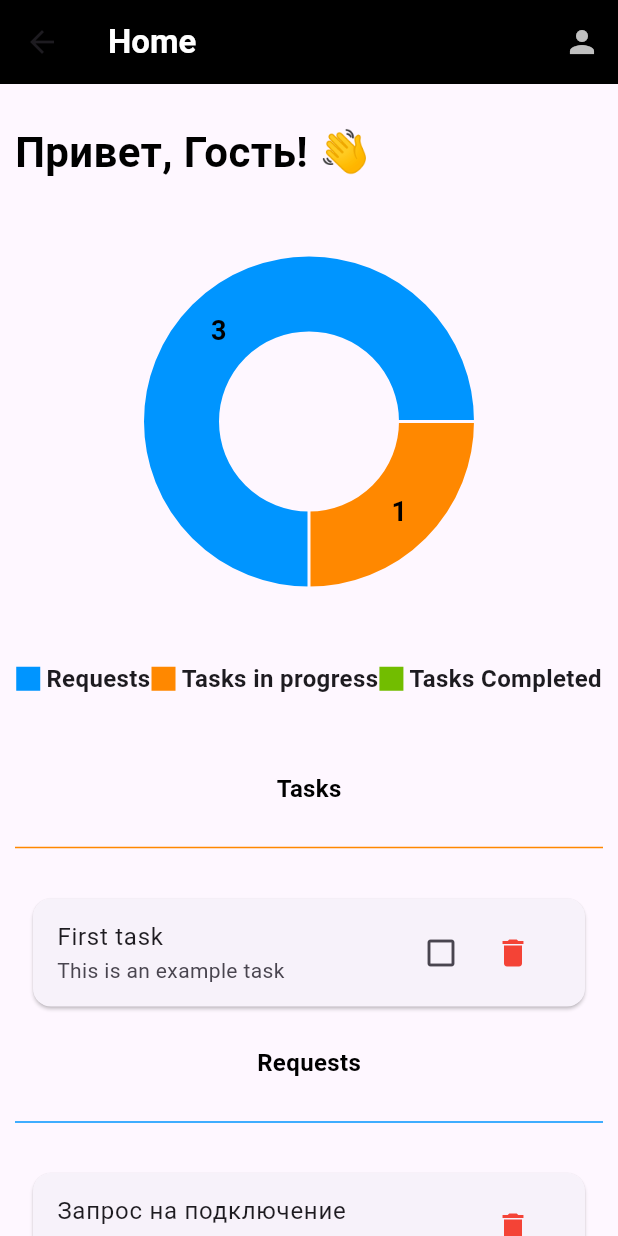
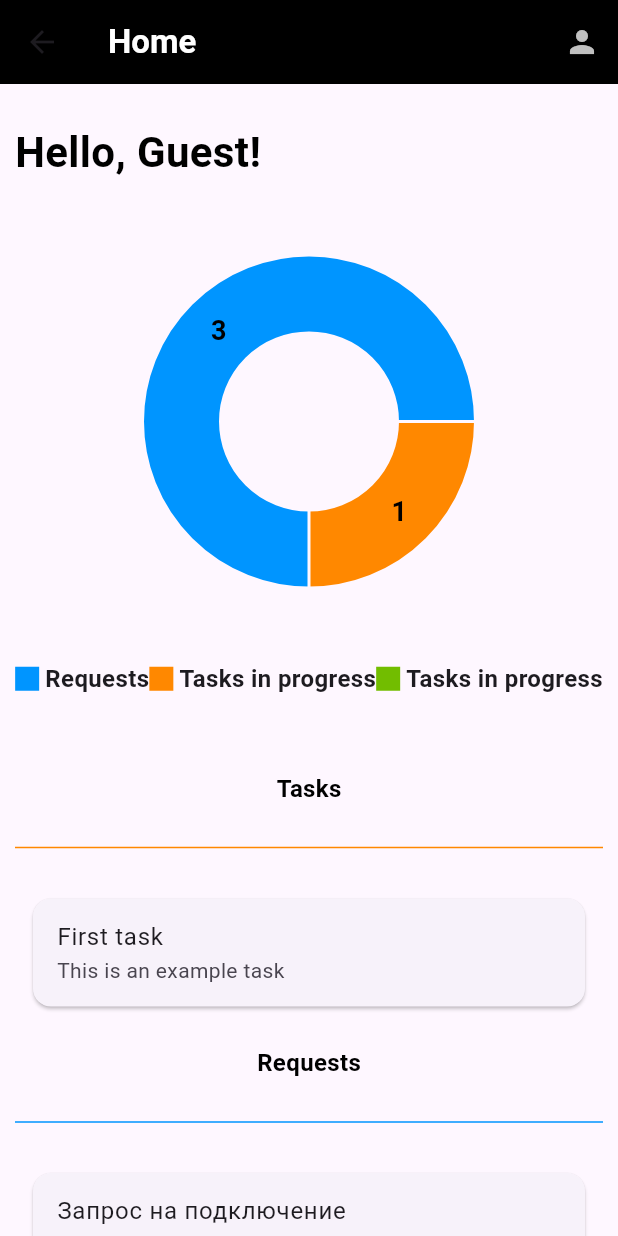
Before and after one commit to sqdxdeny/employee_managment_project, a Flutter app: the HomeForm screen opened directly, on a phone screen of 412 x 824 dp. Run offline on Flutter 3.47's test engine with Material 3 defaults, Android fonts, the phone set to English and light mode, and no system bars; drawn by our look-alikes of fl_chart; our stand-ins replace auto_route, easy_localization, equatable, flutter_bloc, image_picker.

Commit message:
update: full translate + ui fixes

```diff
--- a/assets/translations/en.json
+++ b/assets/translations/en.json
@@ -10,7 +10,15 @@
   },
 
   "home_screen" : {
-   "title" : "Home"
+   "title" : "Home",
+    "greeting" : "Hello,",
+    "greeting_noname" : "Hello, Guest!",
+    "no_data" : "There's no data to display!",
+    "requests" : "Requests",
+    "tasks" : "Tasks",
+    "tasks_in_progress" : "Tasks in progress",
+    "tasks_completed" : "Tasks completed"
+
   },
 
   "tasks_screen" : {
@@ -25,7 +33,8 @@
   },
 
   "requests_screen" : {
-    "title" : "Requests"
+    "title" : "Requests",
+    "no_requests" : "There aren't any requests yet!"
   },
 
   "profile_screen" : {
--- a/lib/presentation/screens/home/home_form.dart
+++ b/lib/presentation/screens/home/home_form.dart
@@ -21,8 +21,8 @@ class _HomeFormState extends State<HomeForm> {
       builder: (context, login) {
         final safeLogin = login ?? ''; //
         if (safeLogin.isEmpty || isNumeric(safeLogin)) {
-          return const Text(
-            'Привет, Гость! 👋',
+          return Text(
+            LocaleKeys.home_screen_greeting_noname.tr(),
             style: TextStyle(
               color: Colors.black,
               fontSize: 28,
@@ -31,7 +31,7 @@ class _HomeFormState extends State<HomeForm> {
           );
         }
         return Text(
-          'Привет, $safeLogin! 👋',
+          '${LocaleKeys.home_screen_greeting.tr()} $login',
           style: TextStyle(
             color: Colors.black,
             fontSize: 28,
@@ -52,9 +52,9 @@ class _HomeFormState extends State<HomeForm> {
             final pending = totalTasks - completedTasks;
             final totalRequests = requestState.requests.length;
             if (totalTasks == 0 && totalRequests == 0) {
-              return const Center(
+              return Center(
                 child: Text(
-                  'Нет данных для отображения 📊',
+                  LocaleKeys.home_screen_no_data.tr(),
                   style: TextStyle(
                     fontSize: 18,
                     fontWeight: FontWeight.w500,
@@ -122,17 +122,17 @@ class _HomeFormState extends State<HomeForm> {
       children: <Widget>[
         Indicator(
           color: CircularColors.requestsColor,
-          text: 'Requests',
+          text: LocaleKeys.home_screen_requests.tr(),
           isSquare: true,
         ),
         Indicator(
           color: CircularColors.tasksColorNotCompleted,
-          text: 'Tasks in progress',
+          text: LocaleKeys.home_screen_tasks_in_progress.tr(),
           isSquare: true,
         ),
         Indicator(
           color: CircularColors.tasksColorCompleted,
-          text: 'Tasks Completed',
+          text: LocaleKeys.home_screen_tasks_in_progress.tr(),
           isSquare: true,
         ),
       ],
@@ -157,25 +157,6 @@ class _HomeFormState extends State<HomeForm> {
               child: ListTile(
                 title: Text(task.title ?? "Без названия"),
                 subtitle: Text(task.description),
-                trailing: Row(
-                  mainAxisSize: MainAxisSize.min,
-                  children: [
-                    IconButton(
-                      icon: Icon(
-                        task.isCompleted ? Icons.check_box : Icons.check_box_outline_blank,
-                      ),
-                      onPressed: () {
-                        context.read<TasksBloc>().add(TasksEvent.toggleTaskCompletion(task.id));
-                      },
-                    ),
-                    IconButton(
-                      icon: const Icon(Icons.delete, color: Colors.red),
-                      onPressed: () {
-                        context.read<TasksBloc>().add(TasksEvent.deleteTask(task.id));
-                      },
-                    ),
-                  ],
-                ),
                 onTap: () {
                   context.router.push(TasksRoute());
                 },
@@ -190,7 +171,7 @@ class _HomeFormState extends State<HomeForm> {
   Widget get _textTasks {
     return Center(
       child: Text(
-        'Tasks',
+        LocaleKeys.home_screen_tasks.tr(),
         style: TextStyle(
           color: Colors.black,
           fontSize: 16,
@@ -203,7 +184,7 @@ class _HomeFormState extends State<HomeForm> {
   Widget get _textRequests {
     return Center(
       child: Text(
-        'Requests',
+        LocaleKeys.home_screen_requests.tr(),
         style: TextStyle(
           color: Colors.black,
           fontSize: 16,
@@ -232,17 +213,6 @@ class _HomeFormState extends State<HomeForm> {
               child: ListTile(
                 title: Text(request.title),
                 subtitle: Text(request.description),
-                trailing: Row(
-                  mainAxisSize: MainAxisSize.min,
-                  children: [
-                    IconButton(
-                      icon: const Icon(Icons.delete, color: Colors.red),
-                      onPressed: () {
-                        context.read<RequestsBloc>().add(RequestsEvent.deleteRequest(request.id));
-                      },
-                    ),
-                  ],
-                ),
                 onTap: () {
                   context.router.push(RequestsRoute());
                 },
@@ -297,7 +267,9 @@ class _HomeFormState extends State<HomeForm> {
         leading: null,
         actions: [
           IconButton(
-            onPressed: () {},
+            onPressed: () {
+              context.router.navigate(ProfileRoute());
+            },
             icon: Icon(Icons.person, color: Color(0xFFC0C0C0)),
           ),
         ],
--- a/lib/presentation/screens/requests/requests_form.dart
+++ b/lib/presentation/screens/requests/requests_form.dart
@@ -45,7 +45,7 @@ class RequestsForm extends StatelessWidget {
         if (requests.isEmpty) {
           return Center(
             child: Text(
-              'There aren\'t any requests yet!',
+              LocaleKeys.requests_screen_no_requests.tr(),
               style: Theme.of(context).textTheme.headlineLarge,
             ),
           );
```
Also changed, not shown: assets/translations/ru.json (+10 -2 lines), lib/presentation/screens/tasks/tasks_form.dart (+4 -4 lines), lib/generated/locale_keys.g.dart.
